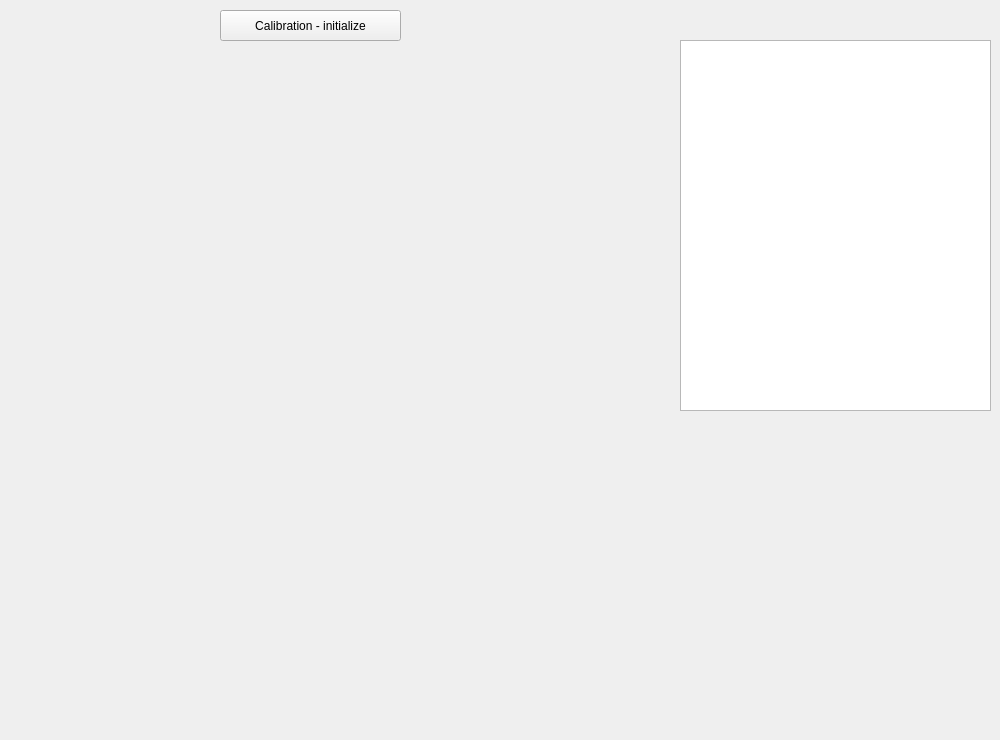
This is src/webcamWizard.ui in laciKE/WebcamWizard as Qt 5 draws it before an edit. The edited form follows.
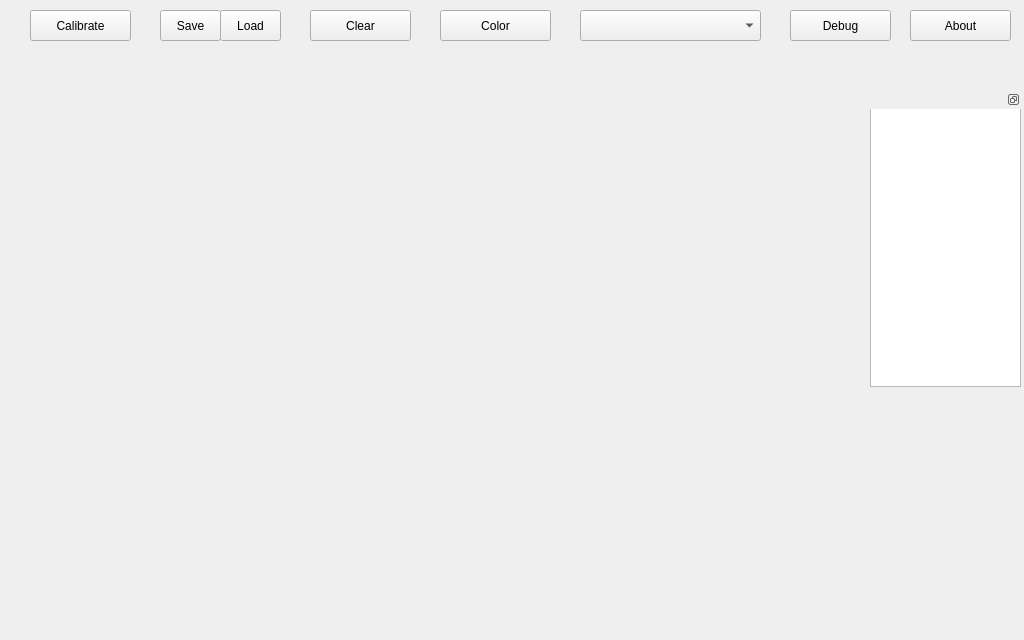
This is the edited form.

```diff
--- a/src/webcamWizard.ui
+++ b/src/webcamWizard.ui
@@ -6,67 +6,179 @@
    <rect>
     <x>0</x>
     <y>0</y>
-    <width>1000</width>
-    <height>740</height>
+    <width>1024</width>
+    <height>640</height>
    </rect>
   </property>
   <property name="windowTitle">
    <string>Form</string>
   </property>
-  <widget class="QPushButton" name="pushButton">
+  <widget class="QPushButton" name="calibrateButton">
+   <property name="geometry">
+    <rect>
+     <x>30</x>
+     <y>10</y>
+     <width>101</width>
+     <height>31</height>
+    </rect>
+   </property>
+   <property name="text">
+    <string>Calibrate</string>
+   </property>
+  </widget>
+  <widget class="QLabel" name="desktop">
+   <property name="geometry">
+    <rect>
+     <x>40</x>
+     <y>60</y>
+     <width>931</width>
+     <height>560</height>
+    </rect>
+   </property>
+   <property name="autoFillBackground">
+    <bool>false</bool>
+   </property>
+   <property name="lineWidth">
+    <number>1</number>
+   </property>
+   <property name="text">
+    <string/>
+   </property>
+  </widget>
+  <widget class="QPushButton" name="saveButton">
+   <property name="geometry">
+    <rect>
+     <x>160</x>
+     <y>10</y>
+     <width>61</width>
+     <height>31</height>
+    </rect>
+   </property>
+   <property name="text">
+    <string>Save</string>
+   </property>
+  </widget>
+  <widget class="QPushButton" name="pushButton_3">
    <property name="geometry">
     <rect>
      <x>220</x>
      <y>10</y>
+     <width>61</width>
+     <height>31</height>
+    </rect>
+   </property>
+   <property name="text">
+    <string>Load</string>
+   </property>
+  </widget>
+  <widget class="QPushButton" name="pushButton_4">
+   <property name="geometry">
+    <rect>
+     <x>310</x>
+     <y>10</y>
+     <width>101</width>
+     <height>31</height>
+    </rect>
+   </property>
+   <property name="text">
+    <string>Clear</string>
+   </property>
+  </widget>
+  <widget class="QPushButton" name="colorButton">
+   <property name="geometry">
+    <rect>
+     <x>440</x>
+     <y>10</y>
+     <width>111</width>
+     <height>31</height>
+    </rect>
+   </property>
+   <property name="text">
+    <string>Color</string>
+   </property>
+  </widget>
+  <widget class="QPushButton" name="pushButton_6">
+   <property name="geometry">
+    <rect>
+     <x>910</x>
+     <y>10</y>
+     <width>101</width>
+     <height>31</height>
+    </rect>
+   </property>
+   <property name="text">
+    <string>About</string>
+   </property>
+  </widget>
+  <widget class="QPushButton" name="debugButton">
+   <property name="geometry">
+    <rect>
+     <x>790</x>
+     <y>10</y>
+     <width>101</width>
+     <height>31</height>
+    </rect>
+   </property>
+   <property name="toolTip">
+    <string extracomment="Show debug output and camera view"/>
+   </property>
+   <property name="text">
+    <string>Debug</string>
+   </property>
+  </widget>
+  <widget class="QComboBox" name="comboBox">
+   <property name="geometry">
+    <rect>
+     <x>580</x>
+     <y>10</y>
      <width>181</width>
      <height>31</height>
     </rect>
    </property>
-   <property name="text">
-    <string>Calibration - initialize</string>
-   </property>
   </widget>
-  <widget class="QLabel" name="desktop">
+  <widget class="QDockWidget" name="debugWidget">
    <property name="geometry">
     <rect>
-     <x>-40</x>
-     <y>100</y>
-     <width>800</width>
-     <height>600</height>
+     <x>510</x>
+     <y>90</y>
+     <width>511</width>
+     <height>311</height>
     </rect>
    </property>
-   <property name="lineWidth">
-    <number>1</number>
+   <property name="floating">
+    <bool>true</bool>
    </property>
-   <property name="text">
-    <string/>
+   <property name="features">
+    <set>QDockWidget::DockWidgetFloatable|QDockWidget::DockWidgetMovable</set>
    </property>
-  </widget>
-  <widget class="QTextEdit" name="debugOutput">
-   <property name="geometry">
-    <rect>
-     <x>680</x>
-     <y>40</y>
-     <width>311</width>
-     <height>371</height>
-    </rect>
-   </property>
-  </widget>
-  <widget class="QLabel" name="camera">
-   <property name="geometry">
-    <rect>
-     <x>660</x>
-     <y>440</y>
-     <width>320</width>
-     <height>240</height>
-    </rect>
-   </property>
-   <property name="lineWidth">
-    <number>1</number>
-   </property>
-   <property name="text">
-    <string/>
-   </property>
+   <widget class="QWidget" name="dock">
+    <widget class="QLabel" name="camera">
+     <property name="geometry">
+      <rect>
+       <x>10</x>
+       <y>30</y>
+       <width>320</width>
+       <height>240</height>
+      </rect>
+     </property>
+     <property name="text">
+      <string/>
+     </property>
+    </widget>
+    <widget class="QTextEdit" name="debugOutput">
+     <property name="geometry">
+      <rect>
+       <x>360</x>
+       <y>-3</y>
+       <width>151</width>
+       <height>281</height>
+      </rect>
+     </property>
+     <property name="readOnly">
+      <bool>true</bool>
+     </property>
+    </widget>
+   </widget>
   </widget>
  </widget>
  <resources/>
```
